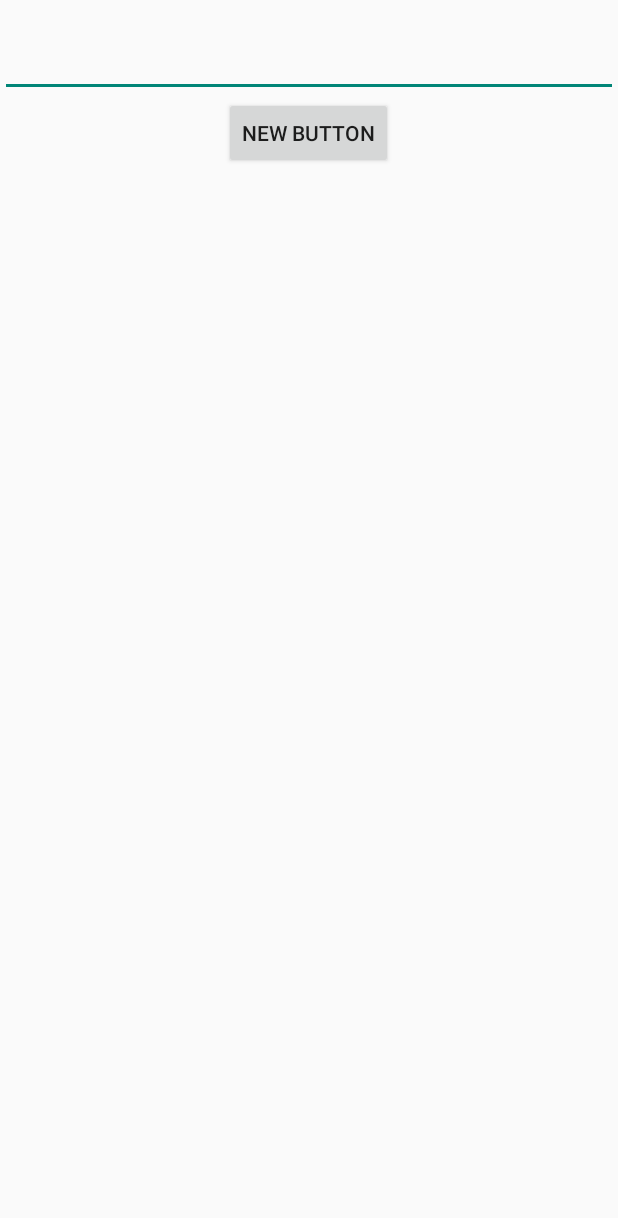
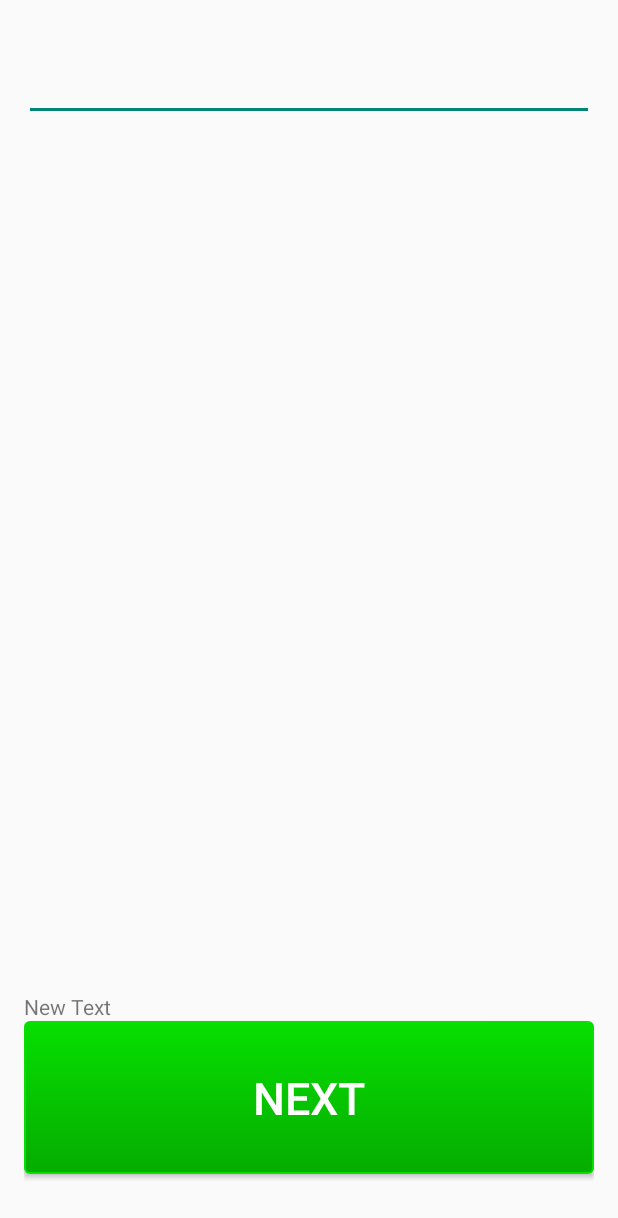
Before and after one commit to NikKosse/MizzMaps, an Android app: the MainActivity screen opened directly, with no data from a screen before it, on a phone screen of 412 x 824 dp. Shown: the top 1218 px of the screen. Run offline under Robolectric (Android 15) with nearby library versions, the phone set to English and light mode, and no system bars.

Commit message:
Addeding changes before overhaul

```diff
--- a/app/src/main/java/com/example/derek/teamb/AutocompleteCustomArrayAdapter.java
+++ b/app/src/main/java/com/example/derek/teamb/CustomArrayAdapter.java
@@ -11,15 +11,15 @@ import android.view.ViewGroup;
 import android.widget.ArrayAdapter;
 import android.widget.TextView;
 
-public class AutocompleteCustomArrayAdapter extends ArrayAdapter<MyObject> {
+public class CustomArrayAdapter extends ArrayAdapter<MyObject> {
 
-    final String TAG = "AutocompleteCustomArrayAdapter.java";
+    final String TAG = "CustomArrayAdapter.java";
 
     Context mContext;
     int layoutResourceId;
     MyObject data[] = null;
 
-    public AutocompleteCustomArrayAdapter(Context mContext, int layoutResourceId, MyObject[] data) {
+    public CustomArrayAdapter(Context mContext, int layoutResourceId, MyObject[] data) {
 
         super(mContext, layoutResourceId, data);
 
@@ -52,8 +52,7 @@ public class AutocompleteCustomArrayAdapter extends ArrayAdapter<MyObject> {
             TextView textViewItem = (TextView) convertView.findViewById(R.id.textViewItem);
             textViewItem.setText(objectItem.objectName);
 
-            // in case you want to add some style, you can do something like:
-            textViewItem.setBackgroundColor(Color.CYAN);
+
 
         } catch (NullPointerException e) {
             e.printStackTrace();
--- a/app/src/main/java/com/example/derek/teamb/Listener.java
+++ b/app/src/main/java/com/example/derek/teamb/Listener.java
@@ -47,7 +47,7 @@ public class Listener implements TextWatcher{
             MyObject[] myObjs = mainActivity.databaseH.read(userInput.toString());
 
             // update the adapter
-            mainActivity.myAdapter = new AutocompleteCustomArrayAdapter(mainActivity, R.layout.list_view_row, myObjs);
+            mainActivity.myAdapter = new CustomArrayAdapter(mainActivity, R.layout.list_view_row, myObjs);
 
             mainActivity.myAutoComplete.setAdapter(mainActivity.myAdapter);
 
--- a/app/src/main/java/com/example/derek/teamb/MainActivity.java
+++ b/app/src/main/java/com/example/derek/teamb/MainActivity.java
@@ -3,10 +3,8 @@ package com.example.derek.teamb;
 import android.content.Intent;
 import android.os.Bundle;
 import android.app.Activity;
-import android.view.Menu;
 import android.view.View;
 import android.widget.AdapterView;
-import android.widget.AdapterView.OnItemClickListener;
 import android.widget.ArrayAdapter;
 import android.widget.Button;
 import android.widget.RelativeLayout;
@@ -55,13 +53,17 @@ int i=0;
                     TextView tv = (TextView) rl.getChildAt(0);
                     TextView testText = (TextView) findViewById(R.id.testText);
 
+                    if(i != 5) {
                         classList[i] = (tv.getText().toString());
                         i++;
-
+                        testText.setText(classList[i-1]);
+                    }else {
+                        testText.setText("Too many classes");
+                    }
                    // myClass.getClass(classList,i);
 
 
-                    testText.setText(classList[i-1]);
+
 
 
 
@@ -77,7 +79,7 @@ int i=0;
             MyObject[] ObjectItemData = new MyObject[0];
 
             // set our adapter
-            myAdapter = new AutocompleteCustomArrayAdapter(this, R.layout.list_view_row, ObjectItemData);
+            myAdapter = new CustomArrayAdapter(this, R.layout.list_view_row, ObjectItemData);
             myAutoComplete.setAdapter(myAdapter);
 
         } catch (NullPointerException e) {
@@ -102,4 +104,11 @@ int i=0;
     }
 
 
+    public  String [] getArray (){
+        return this.classList;
     }
+
+
+
+
+}
--- a/app/src/main/res/layout/activity_main.xml
+++ b/app/src/main/res/layout/activity_main.xml
@@ -1,8 +1,23 @@
-<?xml version="1.0" encoding="utf-8"?>
-<LinearLayout xmlns:android="http://schemas.android.com/apk/res/android"
-    android:layout_width="fill_parent"
-    android:layout_height="fill_parent"
-    android:orientation="vertical" >
+<RelativeLayout xmlns:android="http://schemas.android.com/apk/res/android"
+    xmlns:tools="http://schemas.android.com/tools" android:layout_width="match_parent"
+    android:layout_height="match_parent" android:paddingLeft="@dimen/activity_horizontal_margin"
+    android:paddingRight="@dimen/activity_horizontal_margin"
+    android:paddingTop="@dimen/activity_vertical_margin"
+    android:paddingBottom="@dimen/activity_vertical_margin" tools:context=".MainActivity">
+
+    <LinearLayout
+        android:orientation="vertical"
+        android:layout_width="match_parent"
+        android:layout_height="match_parent"
+        android:layout_alignParentTop="true"
+        android:layout_centerHorizontal="true"
+        android:weightSum="1">
+
+        <LinearLayout
+            android:orientation="vertical"
+            android:layout_width="match_parent"
+            android:layout_height="wrap_content"
+            android:layout_weight="0.15">
 
             <TextView
                 android:layout_width="fill_parent"
@@ -15,18 +30,39 @@
                 android:layout_height="wrap_content"
                 android:completionThreshold="1" >
             </com.example.derek.teamb.CustomView>
+        </LinearLayout>
+
+        <LinearLayout
+            android:orientation="horizontal"
+            android:layout_width="match_parent"
+            android:layout_height="wrap_content"
+            android:layout_gravity="center_horizontal"
+            android:layout_weight="0.63">
+
+            <TextView
+                android:layout_width="wrap_content"
+                android:layout_height="wrap_content"
+                android:text="New Text"
+                android:id="@+id/testText"
+                android:layout_gravity="bottom" />
+
+            <ExpandableListView
+                android:layout_width="wrap_content"
+                android:layout_height="322dp"
+                android:id="@+id/expandableListView" />
+
+        </LinearLayout>
 
         <Button
-        android:layout_width="wrap_content"
+            android:layout_width="match_parent"
             android:layout_height="wrap_content"
-        android:text="New Button"
+            android:text="Next"
             android:id="@+id/buttonNext"
-        android:layout_gravity="center_horizontal" />
-
-    <TextView
-        android:layout_width="231dp"
-        android:layout_height="wrap_content"
-        android:id="@+id/testText"
-        android:layout_weight="0.21" />
+            android:layout_gravity="center_horizontal"
+            android:layout_weight="0.15"
+            android:background="@drawable/rounded_button"
+            android:textColor="#ffffff"
+            android:textSize="30dp" />
 
     </LinearLayout>
+</RelativeLayout>
--- a/app/src/main/res/layout/activity_map.xml
+++ b/app/src/main/res/layout/activity_map.xml
@@ -26,7 +26,7 @@ tools:context=".MainActivity">
         android:layout_marginBottom="5dp" />
 
     <Spinner
-        android:id="@+id/spinner1"
+        android:id="@+id/spinnerRooms"
         android:layout_width="200dp"
         android:layout_height="wrap_content"
         android:background="@android:drawable/btn_dropdown"
```
Also changed, not shown: app/src/main/java/com/example/derek/teamb/Map.java (+7 -0 lines), app/src/main/res/drawable/rounded_button2.xml (added, +24 -0 lines), app/src/main/res/layout/activity_start.xml (+24 -1 lines). Lines whose indentation alone changed are shown as unchanged.
